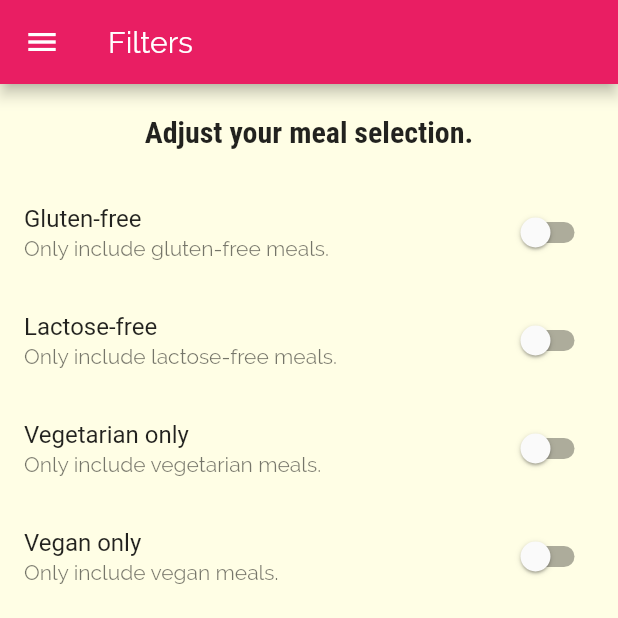
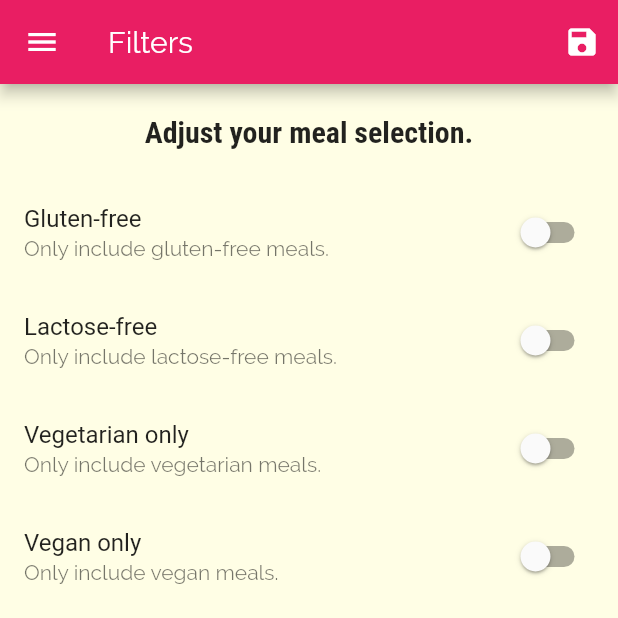
Before and after one commit to kaboosan/meals_app, a Flutter app: the FilterScreen screen opened by its route, on a phone screen of 412 x 824 dp, the top half of it. Run offline on Flutter 3.47's test engine with Material 2 defaults, Android fonts, the phone set to English and light mode, and no system bars.

Commit message:
Adding logic for filter

```diff
--- a/lib/main.dart
+++ b/lib/main.dart
@@ -1,13 +1,51 @@
 import 'package:flutter/material.dart';
+import 'package:meals_app/dummy_data.dart';
 import 'package:meals_app/screens/categories_screen.dart';
 import 'package:meals_app/screens/category_meals_screen.dart';
 import 'package:meals_app/screens/filters_screen.dart';
 import 'package:meals_app/screens/meal_detail_screen.dart';
 import 'package:meals_app/screens/tabs_screen.dart';
 
+import 'models/meal.dart';
+
 void main() => runApp(MyApp());
 
-class MyApp extends StatelessWidget {
+class MyApp extends StatefulWidget {
+  @override
+  _MyAppState createState() => _MyAppState();
+}
+
+class _MyAppState extends State<MyApp> {
+  Map<String, bool> _filters = {
+    'gluten': false,
+    'lactose': false,
+    'vegan': false,
+    'vegetarian': false
+  };
+
+  List<Meal> _availableMeals = DUMMY_MEALS;
+
+  void _setFilters(Map<String, bool> filterData) {
+    setState(() {
+      _filters = filterData;
+      _availableMeals = DUMMY_MEALS.where((meal) {
+        if (_filters['gluten'] && !meal.isGlutenFree) {
+          return false;
+        }
+        if (_filters['lactose'] && !meal.isLactoseFree) {
+          return false;
+        }
+        if (_filters['vegan'] && !meal.isVegan) {
+          return false;
+        }
+        if (_filters['vegetarian'] && !meal.isVegetarian) {
+          return false;
+        }
+        return true;
+      }).toList();
+    });
+  }
+
   @override
   Widget build(BuildContext context) {
     return MaterialApp(
@@ -32,9 +70,10 @@ class MyApp extends StatelessWidget {
       //home: CategoriesScreen(),
       routes: {
         '/': (ctx) => TabsSreen(),
-        CategoryMealsAcreen.routeName: (ctx) => CategoryMealsAcreen(),
+        CategoryMealsAcreen.routeName: (ctx) =>
+            CategoryMealsAcreen(_availableMeals),
         MealDetailScreen.routeName: (ctx) => MealDetailScreen(),
-        FilterScreen.routeName: (ctx) => FilterScreen(),
+        FilterScreen.routeName: (ctx) => FilterScreen(_filters, _setFilters),
       },
       onGenerateRoute: (setting) {
         print(setting.arguments);
--- a/lib/screens/filters_screen.dart
+++ b/lib/screens/filters_screen.dart
@@ -3,6 +3,11 @@ import 'package:meals_app/widgets/main_drawer.dart';
 
 class FilterScreen extends StatefulWidget {
   static const routeName = '/filters';
+
+  final Function saveFilters;
+  final Map<String, bool> currentFilters;
+
+  FilterScreen(this.currentFilters, this.saveFilters);
 
   @override
   _FilterScreenState createState() => _FilterScreenState();
@@ -13,6 +18,15 @@ class _FilterScreenState extends State<FilterScreen> {
   bool _lactoseFree = false;
   bool _vegetarian = false;
   bool _vegan = false;
+
+  @override
+  initState() {
+    super.initState();
+    _glutenFree = widget.currentFilters['gluten'];
+    _lactoseFree = widget.currentFilters['lactose'];
+    _vegan = widget.currentFilters['vegan'];
+    _vegetarian = widget.currentFilters['vegetarian'];
+  }
 
   Widget _buildSwitchListTile(
       String title, bool value, String subtitle, Function updateValue) {
@@ -26,7 +40,22 @@ class _FilterScreenState extends State<FilterScreen> {
   @override
   Widget build(BuildContext context) {
     return Scaffold(
-      appBar: AppBar(title: Text('Filters')),
+      appBar: AppBar(
+        title: Text('Filters'),
+        actions: [
+          IconButton(
+              icon: Icon(Icons.save),
+              onPressed: () {
+                final selectedFilters = {
+                  'gluten': _glutenFree,
+                  'lactose': _lactoseFree,
+                  'vegan': _vegan,
+                  'vegetarian': _vegetarian
+                };
+                widget.saveFilters(selectedFilters);
+              })
+        ],
+      ),
       drawer: MainDrawer(),
       body: Column(
         children: [
```
Also changed, not shown: lib/screens/category_meals_screen.dart (+5 -2 lines).
